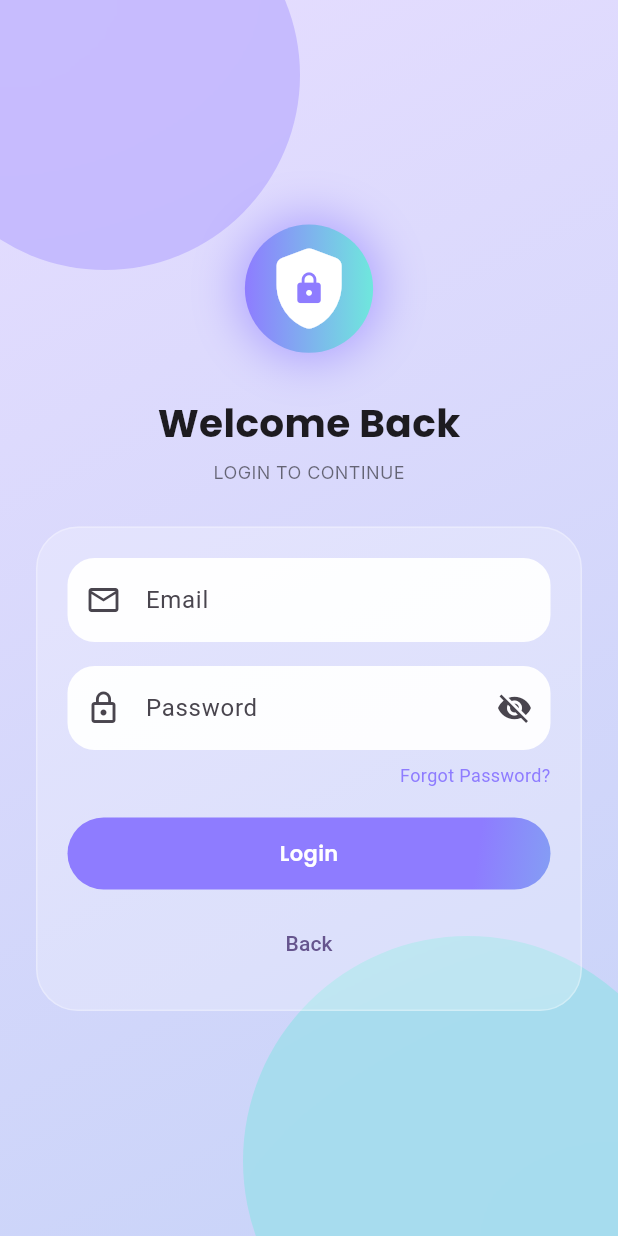
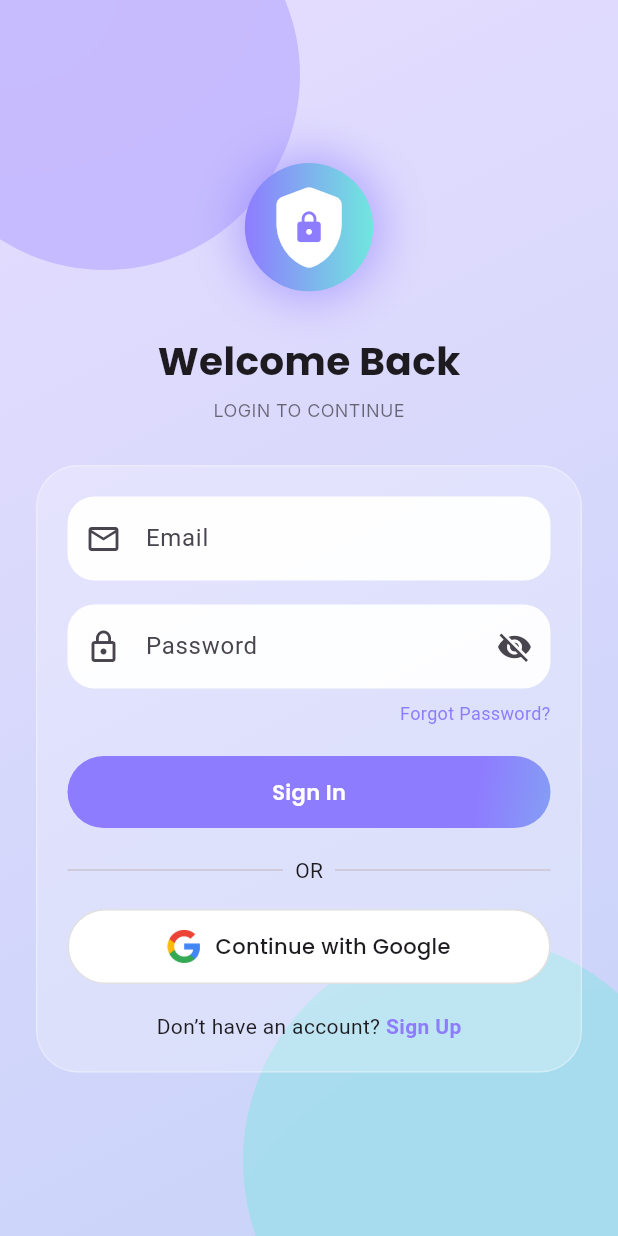
Before and after one commit to bushrabegum219/repo-final_project, a Flutter app: the SignInScreen screen opened directly, on a phone screen of 412 x 824 dp. Run offline on Flutter 3.47's test engine with Material 3 defaults, Android fonts, the phone set to English and light mode, and no system bars; our stand-ins replace audioplayers, connectivity_plus, firebase_core, flutter_local_notifications, flutter_map, flutter_timezone and 13 more; missing offline and left inert: flutter_foreground_task, flutter_send_sms, record; accounts and stored records are empty.

Commit message:
Final version with updated UI and auth flow

```diff
--- a/lib/main.dart
+++ b/lib/main.dart
@@ -2,9 +2,9 @@ import 'package:flutter/material.dart';
 import 'package:firebase_core/firebase_core.dart';
 import 'package:supabase_flutter/supabase_flutter.dart';
 import 'package:amaan_app/screens/home_screen.dart';
+import 'package:amaan_app/screens/intro_screen.dart';
+import 'firebase_options.dart';
 
-import 'firebase_options.dart';
-import 'package:amaan_app/screens/intro_screen.dart';
 import 'package:amaan_app/constants/app_theme_controller.dart';
 
 Future<void> main() async {
--- a/lib/screens/intro_screen.dart
+++ b/lib/screens/intro_screen.dart
@@ -4,7 +4,7 @@ import 'package:flutter/services.dart';
 import 'package:audioplayers/audioplayers.dart';
 import 'package:lottie/lottie.dart';
 import 'package:google_fonts/google_fonts.dart';
-import 'auth_screen.dart';
+import 'signin_screen.dart';
 
 class IntroScreen extends StatefulWidget {
   const IntroScreen({super.key});
@@ -42,7 +42,7 @@ class _IntroScreenState extends State<IntroScreen>
       context,
       PageRouteBuilder(
         transitionDuration: const Duration(milliseconds: 700),
-        pageBuilder: (_, animation, __) => const AuthScreen(),
+        pageBuilder: (_, animation, __) => const SignInScreen(),
         transitionsBuilder: (_, animation, __, child) {
           return FadeTransition(
             opacity: animation,
--- a/lib/screens/signin_screen.dart
+++ b/lib/screens/signin_screen.dart
@@ -4,7 +4,8 @@ import 'package:flutter/services.dart';
 import 'package:google_fonts/google_fonts.dart';
 import 'package:supabase_flutter/supabase_flutter.dart';
 import 'home_screen.dart';
-
+import 'package:google_sign_in/google_sign_in.dart';
+import 'auth_screen.dart';
 class SignInScreen extends StatefulWidget {
   const SignInScreen({super.key});
 
@@ -136,6 +137,60 @@ class _SignInScreenState extends State<SignInScreen>
       setState(() => _loading = false);
     }
   }
+  Future<void> _signInWithGoogle() async {
+  try {
+    const webClientId =
+        '934887910341-u7rvsd8pj9solgbju5ni4fsblmtkebau.apps.googleusercontent.com';
+
+    final googleSignIn = GoogleSignIn.instance;
+
+    await googleSignIn.initialize(
+      serverClientId: webClientId,
+    );
+
+    final googleUser = await googleSignIn.authenticate();
+
+    const scopes = <String>['email', 'profile'];
+
+    final authorization =
+        await googleUser.authorizationClient.authorizationForScopes(scopes) ??
+            await googleUser.authorizationClient.authorizeScopes(scopes);
+
+    final idToken = googleUser.authentication.idToken;
+
+    if (idToken == null) {
+      throw const AuthException('No Google ID token found.');
+    }
+
+    await Supabase.instance.client.auth.signInWithIdToken(
+      provider: OAuthProvider.google,
+      idToken: idToken,
+      accessToken: authorization.accessToken,
+    );
+
+    if (!mounted) return;
+
+    Navigator.pushAndRemoveUntil(
+      context,
+      MaterialPageRoute(builder: (_) => const HomeScreen()),
+      (route) => false,
+    );
+  } on GoogleSignInException catch (e) {
+    if (!mounted) return;
+    ScaffoldMessenger.of(context).showSnackBar(
+      SnackBar(
+        content: Text(
+          "Google sign-in cancelled or failed: ${e.description}",
+        ),
+      ),
+    );
+  } catch (e) {
+    if (!mounted) return;
+    ScaffoldMessenger.of(context).showSnackBar(
+      SnackBar(content: Text("Google error: $e")),
+    );
+  }
+}
 
   @override
   Widget build(BuildContext context) {
@@ -282,12 +337,50 @@ class _SignInScreenState extends State<SignInScreen>
                                   ),
                                 ),
                                 const SizedBox(height: 20),
-                                _ctaButton("Login"),
-                                const SizedBox(height: 12),
-                                TextButton(
-                                  onPressed: () => Navigator.pop(context),
-                                  child: const Text("Back"),
-                                ),
+_ctaButton("Sign In"),
+const SizedBox(height: 18),
+const Row(
+  children: [
+    Expanded(child: Divider()),
+    Padding(
+      padding: EdgeInsets.symmetric(horizontal: 8),
+      child: Text("OR"),
+    ),
+    Expanded(child: Divider()),
+  ],
+),
+const SizedBox(height: 16),
+GestureDetector(
+  onTap: _signInWithGoogle,
+  child: _social(
+    "Continue with Google",
+    "assets/google.png",
+  ),
+),
+const SizedBox(height: 18),
+Row(
+  mainAxisAlignment: MainAxisAlignment.center,
+  children: [
+    const Text("Don’t have an account? "),
+    GestureDetector(
+      onTap: () {
+        Navigator.push(
+          context,
+          MaterialPageRoute(
+            builder: (_) => const AuthScreen(),
+          ),
+        );
+      },
+      child: const Text(
+        "Sign Up",
+        style: TextStyle(
+          color: Color(0xFF8E7CFF),
+          fontWeight: FontWeight.w600,
+        ),
+      ),
+    ),
+  ],
+),
                               ],
                             ),
                           ),
@@ -398,6 +491,28 @@ class _SignInScreenState extends State<SignInScreen>
       ),
     );
   }
+  Widget _social(String text, String imagePath) {
+  return Container(
+    width: double.infinity,
+    padding: const EdgeInsets.symmetric(vertical: 13),
+    decoration: BoxDecoration(
+      borderRadius: BorderRadius.circular(25),
+      border: Border.all(color: Colors.grey.shade300),
+      color: Colors.white,
+    ),
+    child: Row(
+      mainAxisAlignment: MainAxisAlignment.center,
+      children: [
+        Image.asset(imagePath, height: 22),
+        const SizedBox(width: 10),
+        Text(
+          text,
+          style: GoogleFonts.poppins(fontWeight: FontWeight.w500),
+        ),
+      ],
+    ),
+  );
+}
 
   Widget _glow(
     double? top,
```
Also changed, not shown: lib/screens/auth_screen.dart (+4 -10 lines), 5 other files.
